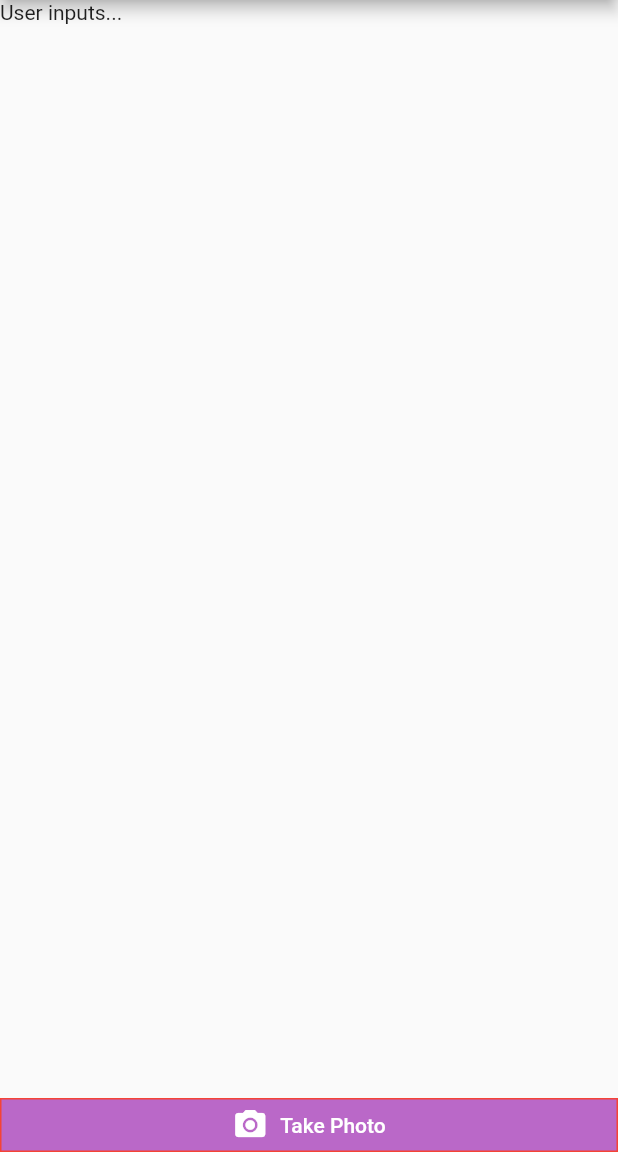
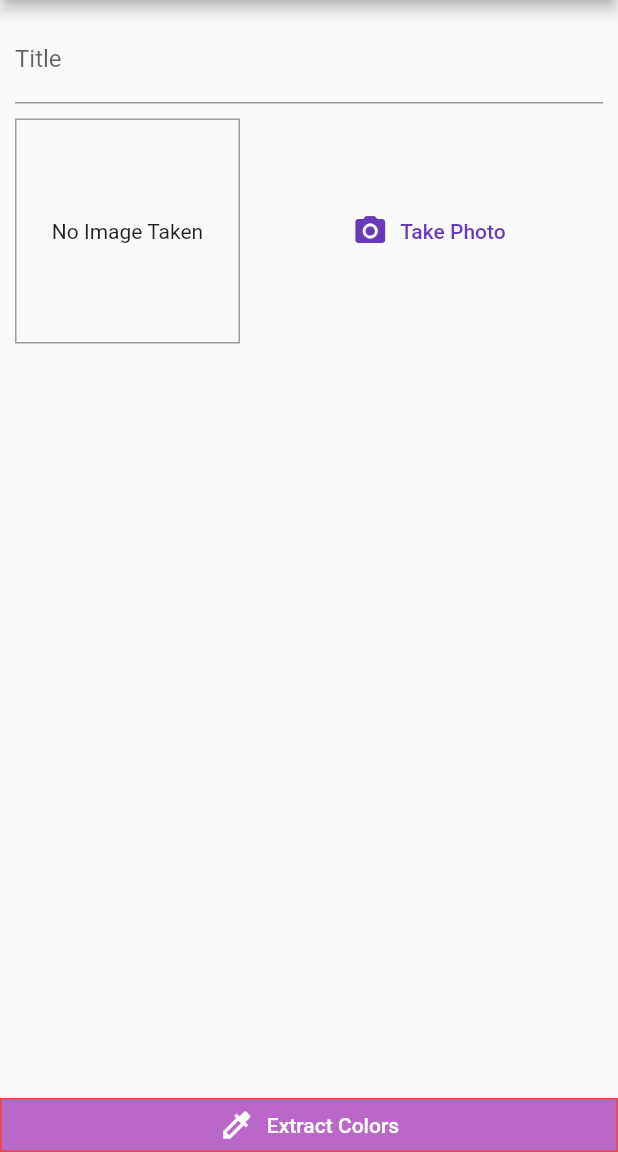
Before and after one commit to LRS4/colorextractor, a Flutter app: the screen it shows after launch, on a phone screen of 412 x 824 dp, the part 84-1236 px from its top. Run offline on Flutter 3.47's test engine with Material 2 defaults, Android fonts, the phone set to English and light mode, and no system bars; our stand-ins replace image_picker.

Commit message:
Add image input widget

```diff
--- a/lib/palette_screen.dart
+++ b/lib/palette_screen.dart
@@ -1,4 +1,5 @@
 import 'package:flutter/material.dart';
+import '../widgets/image_input.dart';
 
 class ShowPaletteScreen extends StatefulWidget {
   static const routeName = "/palette";
@@ -10,36 +11,45 @@ class _ShowPaletteScreenState extends State<ShowPaletteScreen> {
   @override
   Widget build(BuildContext context) {
     return Scaffold(
-      appBar: AppBar(
-        title: Text("Color Extractor")
-      ),
+        appBar: AppBar(title: Text("Color Extractor")),
         body: Column(
           mainAxisAlignment: MainAxisAlignment.spaceBetween,
           crossAxisAlignment: CrossAxisAlignment.stretch,
           children: <Widget>[
-          Text("User inputs..."),
+            Expanded(
+              child: SingleChildScrollView(
+                child: Padding(
+                  padding: EdgeInsets.all(10),
+                  child: Column(
+                    children: <Widget>[
+                      TextField(
+                        decoration: InputDecoration(labelText: "Title")
+                      ),
+                      SizedBox(height: 10),
+                      ImageInput()
+                    ],
+                  )
+                )
+              )
+            ),
             ElevatedButton.icon(
-            icon: Icon(Icons.camera_alt),
-            label: Text("Take Photo"),
-            onPressed: () {
-
-            },
+                icon: Icon(Icons.colorize),
+                label: Text("Extract Colors"),
+                onPressed: () {},
                 style: ButtonStyle(
-              foregroundColor: MaterialStateProperty.all<Color>(Colors.white),
-              padding: MaterialStateProperty.all<EdgeInsetsGeometry>(EdgeInsets.zero),
+                    foregroundColor:
+                        MaterialStateProperty.all<Color>(Colors.white),
+                    padding: MaterialStateProperty.all<EdgeInsetsGeometry>(
+                        EdgeInsets.zero),
                     elevation: MaterialStateProperty.all<double>(0.0),
                     tapTargetSize: MaterialTapTargetSize.shrinkWrap,
-              backgroundColor: MaterialStateProperty.all<Color>(Colors.purple.shade300),
+                    backgroundColor: MaterialStateProperty.all<Color>(
+                        Colors.purple.shade300),
                     shape: MaterialStateProperty.all<RoundedRectangleBorder>(
                         RoundedRectangleBorder(
                             borderRadius: BorderRadius.zero,
-                  side: BorderSide(color: Colors.red)
-                )
-              )
-            )
-          )
+                            side: BorderSide(color: Colors.red)))))
           ],
-      )
-    );
+        ));
   }
 }
--- /dev/null
+++ b/lib/widgets/image_input.dart
@@ -0,0 +1,46 @@
+import 'dart:io';
+import 'package:flutter/material.dart';
+
+class ImageInput extends StatefulWidget {
+  @override
+  _ImageInputState createState() => _ImageInputState();
+}
+
+class _ImageInputState extends State<ImageInput> {
+  late File _storedImage;
+  bool _storedImageInitialised = false;
+
+  @override
+  Widget build(BuildContext context) {
+    return Row(
+      children: <Widget>[
+        Container(
+          width: 150,
+          height: 150,
+          decoration: BoxDecoration(
+            border: Border.all(width: 1, color: Colors.grey)
+          ),
+          child: _storedImageInitialised
+            ? Image.file(
+              _storedImage,
+              fit: BoxFit.cover,
+              width: double.infinity
+            )
+            : Text(
+              "No Image Taken",
+              textAlign: TextAlign.center,
+            ),
+          alignment: Alignment.center,
+        ),
+        SizedBox(width: 10),
+        Expanded(
+          child: TextButton.icon(
+            icon: Icon(Icons.camera_alt),
+            label: Text("Take Photo"),
+            onPressed: () {}
+          )
+        )
+      ],
+    );
+  }
+}
```
Lines whose indentation alone changed are shown as unchanged.
